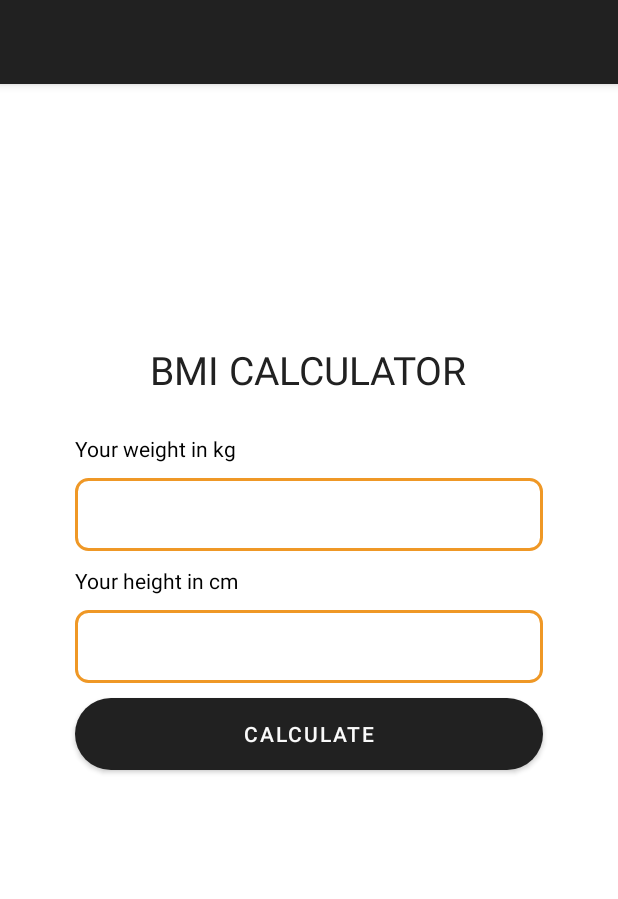
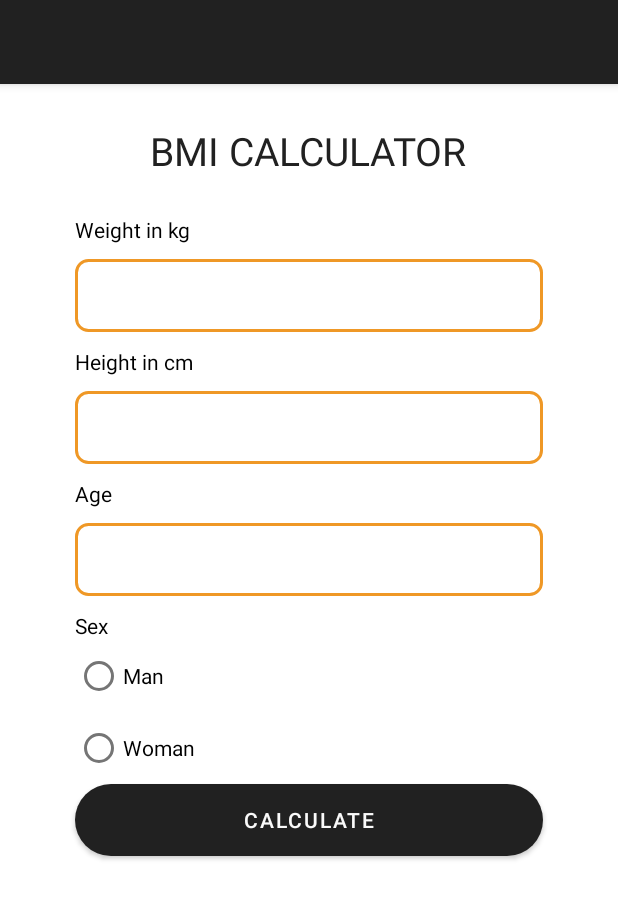
Before and after one commit to irackiw/PAMO, an Android app: the screen it shows after launch (MainActivity), on a phone screen of 412 x 824 dp. Shown: the top 899 px of the screen. Run offline under Robolectric (Android 15) with nearby library versions, the phone set to English and light mode, and no system bars.

Commit message:
add Recipe activity, view, dto and test data

```diff
--- a/lab1/app/src/main/AndroidManifest.xml
+++ b/lab1/app/src/main/AndroidManifest.xml
@@ -19,6 +19,11 @@
                 <category android:name="android.intent.category.LAUNCHER" />
             </intent-filter>
         </activity>
+        <activity
+            android:name=".RecipesActivity"
+            android:label="@string/app_name"
+            android:theme="@style/Theme.BMICALC.NoActionBar">
+        </activity>
     </application>
 
 </manifest>
--- a/lab1/app/src/main/res/layout/content_main.xml
+++ b/lab1/app/src/main/res/layout/content_main.xml
@@ -12,7 +12,7 @@
         android:layout_width="wrap_content"
         android:layout_height="wrap_content"
         android:layout_marginVertical="25dp"
-        android:text="BMI Calculator"
+        android:text="@string/app_name"
         android:textAllCaps="true"
         android:textColor="#212121"
         android:textSize="26sp" />
@@ -21,7 +21,7 @@
         android:layout_width="match_parent"
         android:layout_height="wrap_content"
         android:layout_marginHorizontal="50dp"
-        android:text="Your weight in kg"
+        android:text="@string/form_weight"
         android:textColor="#000"
 
         />
@@ -41,7 +41,7 @@
         android:layout_width="match_parent"
         android:layout_height="wrap_content"
         android:layout_marginHorizontal="50dp"
-        android:text="Your height in cm"
+        android:text="@string/form_height"
         android:textColor="#000" />
 
     <EditText
@@ -55,15 +55,62 @@
         android:paddingHorizontal="15dp"
         android:paddingVertical="12dp" />
 
+    <TextView
+        android:layout_width="match_parent"
+        android:layout_height="wrap_content"
+        android:layout_marginHorizontal="50dp"
+        android:text="@string/form_age"
+        android:textColor="#000"
+        />
+
+    <EditText
+        android:id="@+id/age"
+        android:layout_width="match_parent"
+        android:layout_height="wrap_content"
+        android:layout_marginHorizontal="50dp"
+        android:layout_marginVertical="10dp"
+        android:background="@drawable/edit_bg"
+        android:inputType="numberDecimal"
+        android:paddingHorizontal="15dp"
+        android:paddingVertical="12dp" />
+
+    <TextView
+        android:layout_width="match_parent"
+        android:layout_height="wrap_content"
+        android:layout_marginHorizontal="50dp"
+        android:text="@string/form_sex"
+        android:textColor="#000"
+        />
+
+    <RadioGroup
+        android:layout_width="match_parent"
+        android:layout_height="wrap_content"
+        android:orientation="vertical">
+        <RadioButton android:id="@+id/form_sex_man"
+            android:layout_width="wrap_content"
+            android:layout_height="wrap_content"
+            android:layout_marginHorizontal="50dp"
+            android:text="@string/form_sex_man"
+            android:onClick="onRadioButtonClicked"/>
+        <RadioButton android:id="@+id/form_sex_woman"
+            android:layout_width="wrap_content"
+            android:layout_height="wrap_content"
+            android:layout_marginHorizontal="50dp"
+            android:text="@string/form_sex_woman"
+            android:onClick="onRadioButtonClicked"/>
+    </RadioGroup>
+
     <Button
-        android:id="@+id/btn"
+        android:id="@+id/form_calculate"
         android:layout_width="match_parent"
         android:layout_height="wrap_content"
         android:layout_marginHorizontal="50dp"
         android:background="@drawable/btn_bg"
-        android:onClick="calculateBMI"
-        android:text="Calculate"
+        android:onClick="calculate"
+        android:text="@string/form_calculate"
         android:textColor="#fafafa" />
+
+
 
     <TextView
         android:id="@+id/result_title"
@@ -71,20 +118,39 @@
         android:layout_height="wrap_content"
         android:layout_marginHorizontal="50dp"
         android:layout_marginVertical="15dp"
-        android:text="Your Result"
+        android:text="@string/form_result"
         android:textAlignment="center"
         android:textAllCaps="true"
         android:textSize="26sp"
         android:visibility="invisible" />
 
     <TextView
-        android:id="@+id/result"
+        android:id="@+id/result_kcal"
         android:layout_width="match_parent"
         android:layout_height="wrap_content"
-        android:text="23"
         android:textAlignment="center"
         android:textSize="30sp"
         android:visibility="invisible" />
 
 
+    <TextView
+        android:id="@+id/result_bmi"
+        android:layout_width="match_parent"
+        android:layout_height="wrap_content"
+        android:textAlignment="center"
+        android:textSize="30sp"
+        android:visibility="invisible" />
+
+    <Button
+        android:id="@+id/form_show_recipe"
+        android:layout_width="match_parent"
+        android:layout_height="wrap_content"
+        android:layout_marginHorizontal="50dp"
+        android:background="@drawable/btn_bg"
+        android:onClick="onButtonClick"
+        android:text="@string/form_recipe"
+        android:visibility="invisible"
+        android:textColor="#fafafa" />
+
+
 </LinearLayout>
--- a/lab1/app/src/main/res/values/strings.xml
+++ b/lab1/app/src/main/res/values/strings.xml
@@ -13,10 +13,11 @@
     <string name="form_sex_man">Man</string>
     <string name="form_sex_woman">Woman</string>
     <string name="form_result">Result</string>
-    <string name="form_back">Result</string>
+    <string name="form_back">Back</string>
     <string name="form_calculate">Calculate</string>
     <string name="form_sex">Sex</string>
     <string name="form_age">Age</string>
     <string name="form_height">Height in cm</string>
     <string name="form_weight">Weight in kg</string>
+    <string name="form_recipe">Recipe idea for You</string>
 </resources>
```
Also changed, not shown: lab1/app/src/main/assets/recipies.json (added, +20 -0 lines), lab1/app/src/main/java/com/example/bmicalc/DTO/RecipeDTO.java (added, +32 -0 lines), lab1/app/src/main/java/com/example/bmicalc/MainActivity.java (+90 -26 lines), lab1/app/src/main/java/com/example/bmicalc/RecipesActivity.java (added, +103 -0 lines), lab1/app/src/main/res/layout/activity_recipes.xml (added, +48 -0 lines), lab1/app/src/main/assets/butter-pancakes.png (added), lab1/app/src/main/assets/rice.png (added), lab1/app/src/main/assets/sub-buzz-17177-1522174351-2.jpeg (added).
